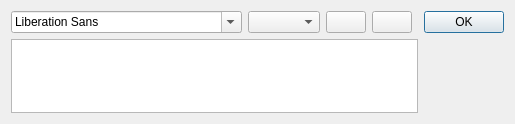
The window that sumpdf/ui/InsertTextDlg.ui (match41/sumpdf) describes before a commit, drawn with Qt 5.
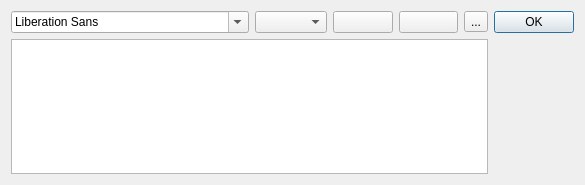
The same window after the commit. Icons and pictures are not drawn. Custom widgets are drawn as their Qt base class.

Commit message: use qt designer to promote QToolButton to ColorButton

The edit to the form file:
```diff
--- a/sumpdf/ui/InsertTextDlg.ui
+++ b/sumpdf/ui/InsertTextDlg.ui
@@ -6,8 +6,8 @@
    <rect>
     <x>0</x>
     <y>0</y>
-    <width>498</width>
-    <height>124</height>
+    <width>585</width>
+    <height>185</height>
    </rect>
   </property>
   <property name="windowTitle">
@@ -68,8 +68,22 @@
      </property>
     </widget>
    </item>
+   <item row="0" column="7">
+    <widget class="pdf::ColorButton" name="m_colorbox">
+     <property name="text">
+      <string>...</string>
+     </property>
+    </widget>
+   </item>
   </layout>
  </widget>
+ <customwidgets>
+  <customwidget>
+   <class>pdf::ColorButton</class>
+   <extends>QToolButton</extends>
+   <header>ColorButton.hh</header>
+  </customwidget>
+ </customwidgets>
  <resources>
   <include location="pdfedit.qrc"/>
  </resources>
```
Left out of the diff: 6 changed lines with no effect on the pictures. The commit also changes 2 other files.
